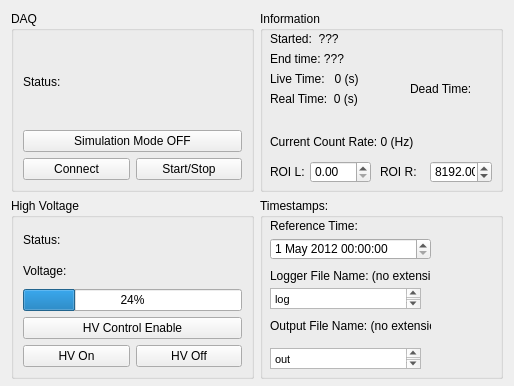
Qt form examples/LynxDAQ/src/DAQControlWidget.ui (benyee/grif) before a commit; both pictures show x 0 to 514 and y 0 to 386 of the 514 by 577 pixel window.
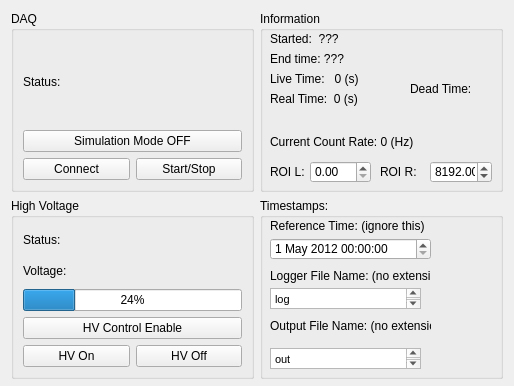
The same form after that commit.

Commit message: simplified/reduced output

```diff
--- a/examples/LynxDAQ/src/DAQControlWidget.ui
+++ b/examples/LynxDAQ/src/DAQControlWidget.ui
@@ -152,7 +152,7 @@
        </rect>
       </property>
       <property name="text">
-       <string>Reference Time:</string>
+       <string>Reference Time: (ignore this)</string>
       </property>
      </widget>
      <widget class="QTextEdit" name="logFileName">
```
The commit also changes 2 other files.
